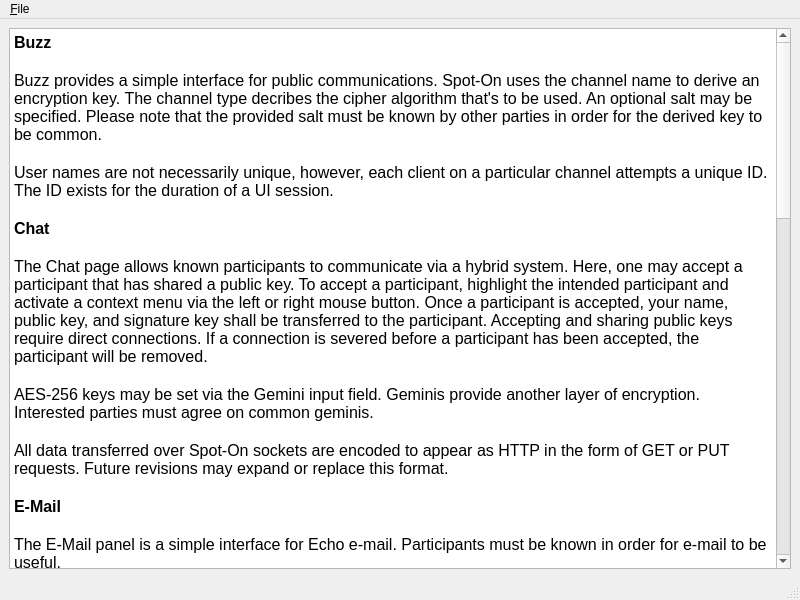
First picture: the form in UI/docviewer.ui, repository xloem/spot-on-svn, before the edit.
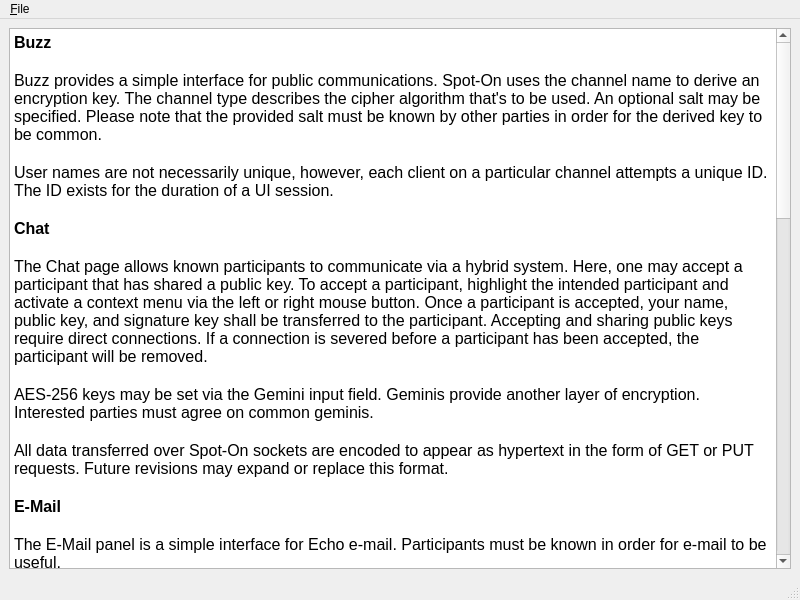
Second picture: the form after the edit. Icons and pictures are not drawn.

What changed in the file:
```diff
--- a/UI/docviewer.ui
+++ b/UI/docviewer.ui
@@ -28,7 +28,7 @@
 &lt;/style&gt;&lt;/head&gt;&lt;body style=&quot; font-family:'Lucida Grande'; font-size:13pt; font-weight:400; font-style:normal;&quot;&gt;
 &lt;p style=&quot; margin-top:0px; margin-bottom:0px; margin-left:0px; margin-right:0px; -qt-block-indent:0; text-indent:0px;&quot;&gt;&lt;span style=&quot; font-family:'Sans'; font-size:12pt; font-weight:600;&quot;&gt;Buzz&lt;/span&gt;&lt;/p&gt;
 &lt;p style=&quot;-qt-paragraph-type:empty; margin-top:0px; margin-bottom:0px; margin-left:0px; margin-right:0px; -qt-block-indent:0; text-indent:0px; font-family:'Sans'; font-size:12pt;&quot;&gt;&lt;br /&gt;&lt;/p&gt;
-&lt;p style=&quot; margin-top:0px; margin-bottom:0px; margin-left:0px; margin-right:0px; -qt-block-indent:0; text-indent:0px;&quot;&gt;&lt;span style=&quot; font-family:'Sans'; font-size:12pt;&quot;&gt;Buzz provides a simple interface for public communications. Spot-On uses the channel name to derive an encryption key. The channel type decribes the cipher algorithm that's to be used. An optional salt may be specified. Please note that the provided salt must be known by other parties in order for the derived key to be common.&lt;/span&gt;&lt;/p&gt;
+&lt;p style=&quot; margin-top:0px; margin-bottom:0px; margin-left:0px; margin-right:0px; -qt-block-indent:0; text-indent:0px;&quot;&gt;&lt;span style=&quot; font-family:'Sans'; font-size:12pt;&quot;&gt;Buzz provides a simple interface for public communications. Spot-On uses the channel name to derive an encryption key. The channel type describes the cipher algorithm that's to be used. An optional salt may be specified. Please note that the provided salt must be known by other parties in order for the derived key to be common.&lt;/span&gt;&lt;/p&gt;
 &lt;p style=&quot;-qt-paragraph-type:empty; margin-top:0px; margin-bottom:0px; margin-left:0px; margin-right:0px; -qt-block-indent:0; text-indent:0px; font-family:'Sans'; font-size:12pt;&quot;&gt;&lt;br /&gt;&lt;/p&gt;
 &lt;p style=&quot; margin-top:0px; margin-bottom:0px; margin-left:0px; margin-right:0px; -qt-block-indent:0; text-indent:0px;&quot;&gt;&lt;span style=&quot; font-family:'Sans'; font-size:12pt;&quot;&gt;User names are not necessarily unique, however, each client on a particular channel attempts a unique ID. The ID exists for the duration of a UI session.&lt;/span&gt;&lt;/p&gt;
 &lt;p style=&quot;-qt-paragraph-type:empty; margin-top:0px; margin-bottom:0px; margin-left:0px; margin-right:0px; -qt-block-indent:0; text-indent:0px; font-size:12pt; font-weight:600;&quot;&gt;&lt;br /&gt;&lt;/p&gt;
@@ -38,7 +38,7 @@
 &lt;p style=&quot;-qt-paragraph-type:empty; margin-top:0px; margin-bottom:0px; margin-left:0px; margin-right:0px; -qt-block-indent:0; text-indent:0px; font-size:12pt;&quot;&gt;&lt;br /&gt;&lt;/p&gt;
 &lt;p style=&quot; margin-top:0px; margin-bottom:0px; margin-left:0px; margin-right:0px; -qt-block-indent:0; text-indent:0px;&quot;&gt;&lt;span style=&quot; font-size:12pt;&quot;&gt;AES-256 keys may be set via the Gemini input field. Geminis provide another layer of encryption. Interested parties must agree on common geminis.&lt;/span&gt;&lt;/p&gt;
 &lt;p style=&quot;-qt-paragraph-type:empty; margin-top:0px; margin-bottom:0px; margin-left:0px; margin-right:0px; -qt-block-indent:0; text-indent:0px; font-size:12pt;&quot;&gt;&lt;br /&gt;&lt;/p&gt;
-&lt;p style=&quot; margin-top:0px; margin-bottom:0px; margin-left:0px; margin-right:0px; -qt-block-indent:0; text-indent:0px;&quot;&gt;&lt;span style=&quot; font-size:12pt;&quot;&gt;All data transferred over Spot-On sockets are encoded to appear as HTTP in the form of GET or PUT requests. Future revisions may expand or replace this format.&lt;/span&gt;&lt;/p&gt;
+&lt;p style=&quot; margin-top:0px; margin-bottom:0px; margin-left:0px; margin-right:0px; -qt-block-indent:0; text-indent:0px;&quot;&gt;&lt;span style=&quot; font-size:12pt;&quot;&gt;All data transferred over Spot-On sockets are encoded to appear as hypertext in the form of GET or PUT requests. Future revisions may expand or replace this format.&lt;/span&gt;&lt;/p&gt;
 &lt;p style=&quot;-qt-paragraph-type:empty; margin-top:0px; margin-bottom:0px; margin-left:0px; margin-right:0px; -qt-block-indent:0; text-indent:0px; font-size:12pt;&quot;&gt;&lt;br /&gt;&lt;/p&gt;
 &lt;p style=&quot; margin-top:0px; margin-bottom:0px; margin-left:0px; margin-right:0px; -qt-block-indent:0; text-indent:0px;&quot;&gt;&lt;span style=&quot; font-size:12pt; font-weight:600;&quot;&gt;E-Mail&lt;/span&gt;&lt;/p&gt;
 &lt;p style=&quot;-qt-paragraph-type:empty; margin-top:0px; margin-bottom:0px; margin-left:0px; margin-right:0px; -qt-block-indent:0; text-indent:0px; font-size:12pt;&quot;&gt;&lt;br /&gt;&lt;/p&gt;
@@ -72,7 +72,7 @@
 &lt;p style=&quot;-qt-paragraph-type:empty; margin-top:0px; margin-bottom:0px; margin-left:0px; margin-right:0px; -qt-block-indent:0; text-indent:0px; font-size:12pt;&quot;&gt;&lt;br /&gt;&lt;/p&gt;
 &lt;p style=&quot; margin-top:0px; margin-bottom:0px; margin-left:0px; margin-right:0px; -qt-block-indent:0; text-indent:0px;&quot;&gt;&lt;span style=&quot; font-size:12pt;&quot;&gt;Please prepare a passphrase after launching Spot-On. To do so, complete the Passphrase and Passphrase Confirmation fields. Also review, and perhaps modify, the cipher type, hash type, iteration count, RSA key size, and salt length. Please note that the initialization process may take a significant amount of time to complete.&lt;/span&gt;&lt;/p&gt;
 &lt;p style=&quot;-qt-paragraph-type:empty; margin-top:0px; margin-bottom:0px; margin-left:0px; margin-right:0px; -qt-block-indent:0; text-indent:0px; font-size:12pt;&quot;&gt;&lt;br /&gt;&lt;/p&gt;
-&lt;p style=&quot; margin-top:0px; margin-bottom:0px; margin-left:0px; margin-right:0px; -qt-block-indent:0; text-indent:0px;&quot;&gt;&lt;span style=&quot; font-size:12pt;&quot;&gt;Spot-On is separated into two major processes, a kernel and a user interface. The kernel is responsible for establishing and maintaining the networking aspects of Spot-On. The data between a kernel process and one or more user interfaces are transferred over SSL.&lt;/span&gt;&lt;/p&gt;
+&lt;p style=&quot; margin-top:0px; margin-bottom:0px; margin-left:0px; margin-right:0px; -qt-block-indent:0; text-indent:0px;&quot;&gt;&lt;span style=&quot; font-size:12pt;&quot;&gt;Spot-On is separated into two major processes, a kernel and a user interface. The kernel is responsible for establishing and maintaining the network aspects of Spot-On. The data between a kernel process and one or more user interfaces are transferred over SSL.&lt;/span&gt;&lt;/p&gt;
 &lt;p style=&quot;-qt-paragraph-type:empty; margin-top:0px; margin-bottom:0px; margin-left:0px; margin-right:0px; -qt-block-indent:0; text-indent:0px; font-size:12pt;&quot;&gt;&lt;br /&gt;&lt;/p&gt;
 &lt;p style=&quot; margin-top:0px; margin-bottom:0px; margin-left:0px; margin-right:0px; -qt-block-indent:0; text-indent:0px;&quot;&gt;&lt;span style=&quot; font-size:12pt; font-weight:600;&quot;&gt;URLs&lt;/span&gt;&lt;/p&gt;
 &lt;p style=&quot;-qt-paragraph-type:empty; margin-top:0px; margin-bottom:0px; margin-left:0px; margin-right:0px; -qt-block-indent:0; text-indent:0px; font-size:12pt;&quot;&gt;&lt;br /&gt;&lt;/p&gt;
```
